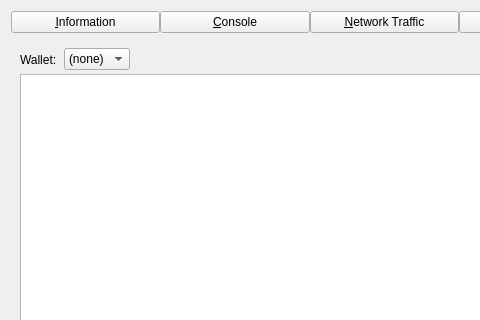
Above: src/qt/forms/debugwindow.ui from piratecash/pirate before the change; both pictures show x 0 to 480 and y 0 to 320 of the 769 by 485 pixel window. Below: the same form after it.
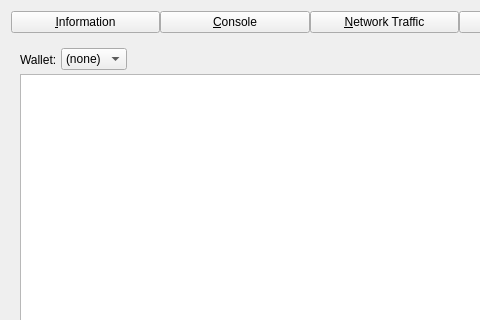
That is the form after the change. The open tabs and pages were chosen to show the change. Icons and pictures are not drawn. Custom widgets are drawn as their Qt base class.

Patch:
```diff
--- a/src/qt/forms/debugwindow.ui
+++ b/src/qt/forms/debugwindow.ui
@@ -520,7 +520,7 @@
          <item>
           <widget class="QLabel" name="WalletSelectorLabel">
            <property name="text">
-            <string>Wallet: </string>
+            <string>Wallet:</string>
            </property>
           </widget>
          </item>
```
